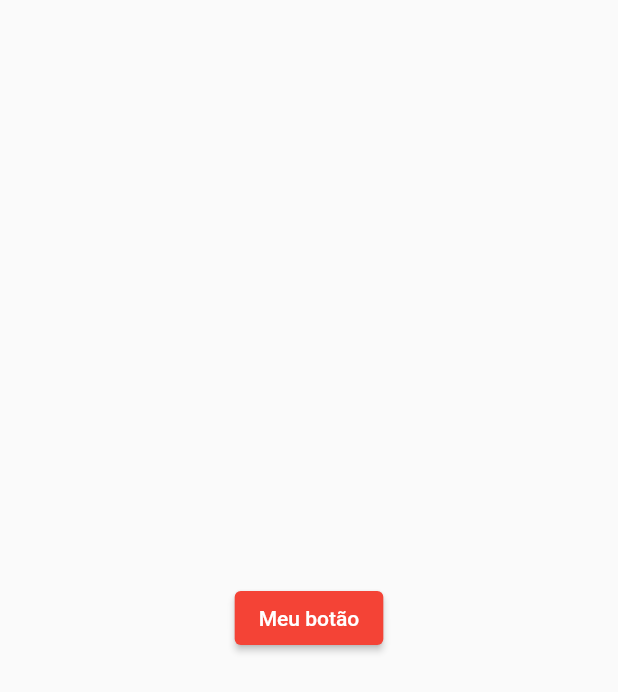
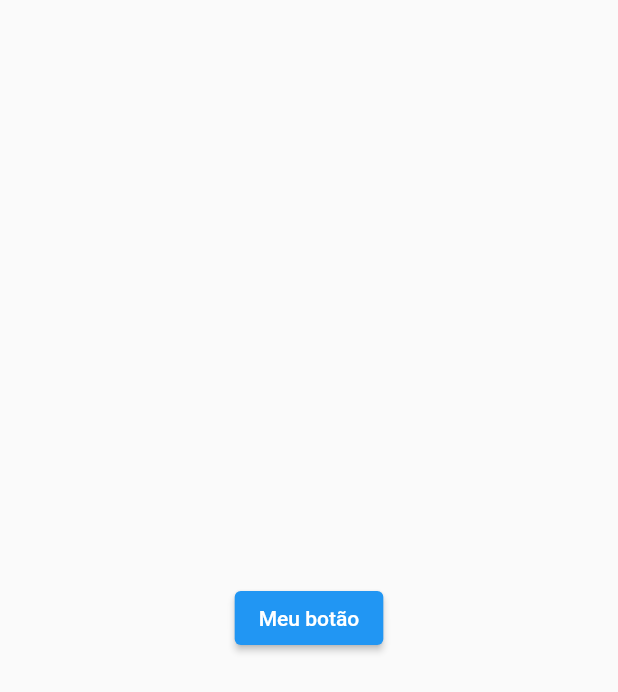
Before and after one commit to fercguerra/estudos, a Flutter app: the screen it shows after launch, on a phone screen of 412 x 824 dp. Shown: the top 692 px of the screen. Run offline on Flutter 3.47's test engine with Material 2 defaults, Android fonts, the phone set to English and light mode, and no system bars.

Commit message:
cor azul e gerência de estado

```diff
--- a/lib/home_page.dart
+++ b/lib/home_page.dart
@@ -15,7 +15,7 @@ class _HomePageState extends State<HomePage> {
         child: ElevatedButton(
           style: ButtonStyle(
             backgroundColor: MaterialStateProperty.resolveWith<Color>((states) {
-              return Colors.red;
+              return Colors.blue;
             }),
           ),
           onPressed: () {
```
